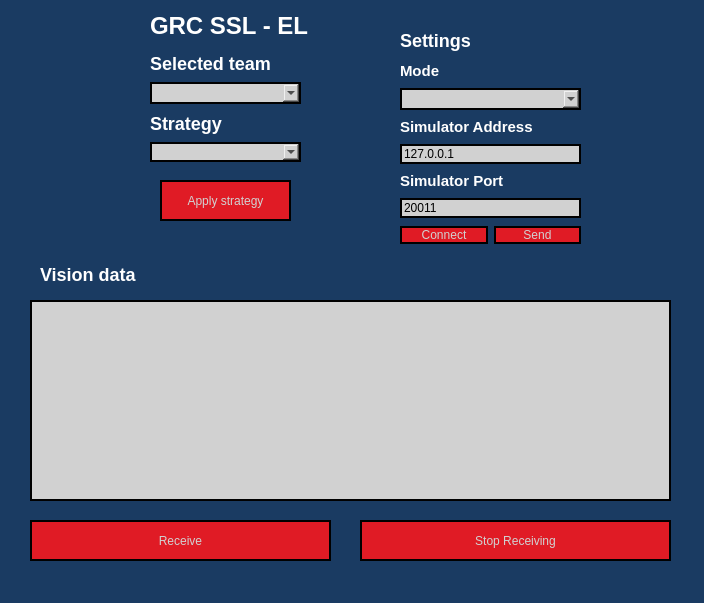
The window that mainwindow.ui (Grupo-de-Robotica-Competitiva-GRC/SSL-GRC) describes before a commit, drawn with Qt 5.
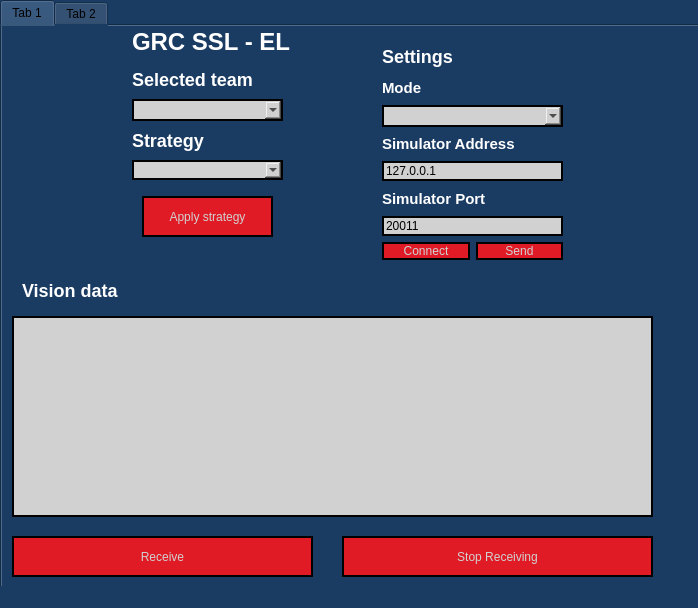
The same window after the commit. Icons and pictures are not drawn.

What changed in the file:
```diff
--- a/mainwindow.ui
+++ b/mainwindow.ui
@@ -6,8 +6,8 @@
    <rect>
     <x>0</x>
     <y>0</y>
-    <width>704</width>
-    <height>603</height>
+    <width>698</width>
+    <height>608</height>
    </rect>
   </property>
   <property name="windowTitle">
@@ -17,11 +17,49 @@
    <string notr="true">background-color: #1A3B62 ;</string>
   </property>
   <widget class="QWidget" name="centralwidget">
+   <widget class="QTabWidget" name="tabWidget">
+    <property name="geometry">
+     <rect>
+      <x>0</x>
+      <y>0</y>
+      <width>721</width>
+      <height>611</height>
+     </rect>
+    </property>
+    <property name="currentIndex">
+     <number>0</number>
+    </property>
+    <widget class="QWidget" name="Config">
+     <attribute name="title">
+      <string>Tab 1</string>
+     </attribute>
+     <widget class="QLabel" name="label_2">
+      <property name="geometry">
+       <rect>
+        <x>130</x>
+        <y>0</y>
+        <width>171</width>
+        <height>31</height>
+       </rect>
+      </property>
+      <property name="styleSheet">
+       <string notr="true">color: #FFFFFF; /* Cor do texto branco */
+background-color: #1A3B62; /* Fundo azul */
+font-size: 24px;
+font-weight: bold;
+
+
+</string>
+      </property>
+      <property name="text">
+       <string>GRC SSL - EL</string>
+      </property>
+     </widget>
    <widget class="QPushButton" name="Receive">
     <property name="geometry">
      <rect>
-      <x>30</x>
-      <y>520</y>
+        <x>10</x>
+        <y>510</y>
       <width>301</width>
       <height>41</height>
      </rect>
@@ -41,35 +79,11 @@
      <string>Receive</string>
     </property>
    </widget>
-   <widget class="QPushButton" name="StopReceiving">
-    <property name="geometry">
-     <rect>
-      <x>360</x>
-      <y>520</y>
-      <width>311</width>
-      <height>41</height>
-     </rect>
-    </property>
-    <property name="styleSheet">
-     <string notr="true">QPushButton {
-           background-color: #E01B25;
-           color: #D1D1D1;
-              border: 2px solid black;
-          }
-          QPushButton:pressed {
-             background-color: #FF5733;  // Cor alterada ao pressionar
-             border: 2px solid #FFD700;  // Alterar a borda ao pressionar
-          }</string>
-    </property>
-    <property name="text">
-     <string>Stop Receiving</string>
-    </property>
-   </widget>
    <widget class="QLabel" name="label">
     <property name="geometry">
      <rect>
-      <x>40</x>
-      <y>266</y>
+        <x>20</x>
+        <y>256</y>
       <width>161</width>
       <height>16</height>
      </rect>
@@ -87,56 +101,12 @@
      <string>Vision data</string>
     </property>
    </widget>
-   <widget class="QLabel" name="label_2">
+     <widget class="QPushButton" name="StopReceiving">
     <property name="geometry">
      <rect>
-      <x>150</x>
-      <y>10</y>
-      <width>171</width>
-      <height>31</height>
-     </rect>
-    </property>
-    <property name="styleSheet">
-     <string notr="true">color: #FFFFFF; /* Cor do texto branco */
-background-color: #1A3B62; /* Fundo azul */
-font-size: 24px;
-font-weight: bold;
-
-
-</string>
-    </property>
-    <property name="text">
-     <string>GRC SSL - EL</string>
-    </property>
-   </widget>
-   <widget class="QLabel" name="label_3">
-    <property name="geometry">
-     <rect>
-      <x>20</x>
-      <y>10</y>
-      <width>111</width>
-      <height>121</height>
-     </rect>
-    </property>
-    <property name="styleSheet">
-     <string notr="true"/>
-    </property>
-    <property name="text">
-     <string/>
-    </property>
-    <property name="pixmap">
-     <pixmap>images/grclogo.png</pixmap>
-    </property>
-    <property name="scaledContents">
-     <bool>true</bool>
-    </property>
-   </widget>
-   <widget class="QPushButton" name="pushButton_5">
-    <property name="geometry">
-     <rect>
-      <x>160</x>
-      <y>180</y>
-      <width>131</width>
+        <x>340</x>
+        <y>510</y>
+        <width>311</width>
       <height>41</height>
      </rect>
     </property>
@@ -158,82 +128,16 @@
           }</string>
     </property>
     <property name="text">
-     <string>Apply strategy</string>
-    </property>
-    <property name="checkable">
-     <bool>true</bool>
-    </property>
-    <property name="flat">
-     <bool>true</bool>
-    </property>
-   </widget>
-   <widget class="QLabel" name="label_8">
-    <property name="geometry">
-     <rect>
-      <x>400</x>
-      <y>30</y>
-      <width>101</width>
-      <height>21</height>
-     </rect>
-    </property>
-    <property name="styleSheet">
-     <string notr="true">color: #FFFFFF; /* Cor do texto branco */
-background-color: #1A3B62; /* Fundo azul */
-font-size: 18px;
-font-weight: bold;
-
-
-</string>
-    </property>
-    <property name="text">
-     <string>Settings</string>
-    </property>
-   </widget>
-   <widget class="QTextEdit" name="txtInfo">
-    <property name="geometry">
-     <rect>
-      <x>30</x>
-      <y>300</y>
-      <width>641</width>
-      <height>201</height>
-     </rect>
-    </property>
-    <property name="styleSheet">
-     <string notr="true">background-color: #D1D1D1;
-color:  Black;
-border: 2px solid black;
-</string>
-    </property>
-    <property name="verticalScrollBarPolicy">
-     <enum>Qt::ScrollBarAsNeeded</enum>
-    </property>
-    <property name="sizeAdjustPolicy">
-     <enum>QAbstractScrollArea::AdjustToContentsOnFirstShow</enum>
-    </property>
-    <property name="readOnly">
-     <bool>true</bool>
-    </property>
-    <property name="html">
-     <string>&lt;!DOCTYPE HTML PUBLIC &quot;-//W3C//DTD HTML 4.0//EN&quot; &quot;http://www.w3.org/TR/REC-html40/strict.dtd&quot;&gt;
-&lt;html&gt;&lt;head&gt;&lt;meta name=&quot;qrichtext&quot; content=&quot;1&quot; /&gt;&lt;style type=&quot;text/css&quot;&gt;
-p, li { white-space: pre-wrap; }
-&lt;/style&gt;&lt;/head&gt;&lt;body style=&quot; font-family:'Ubuntu'; font-size:10pt; font-weight:400; font-style:normal;&quot;&gt;
-&lt;p style=&quot;-qt-paragraph-type:empty; margin-top:0px; margin-bottom:0px; margin-left:0px; margin-right:0px; -qt-block-indent:0; text-indent:0px;&quot;&gt;&lt;br /&gt;&lt;/p&gt;&lt;/body&gt;&lt;/html&gt;</string>
-    </property>
-    <property name="overwriteMode">
-     <bool>true</bool>
-    </property>
-    <property name="tabStopDistance">
-     <double>80.000000000000000</double>
+       <string>Stop Receiving</string>
     </property>
    </widget>
    <widget class="QWidget" name="layoutWidget">
     <property name="geometry">
      <rect>
-      <x>150</x>
-      <y>50</y>
+        <x>130</x>
+        <y>40</y>
       <width>151</width>
-      <height>112</height>
+        <height>114</height>
      </rect>
     </property>
     <layout class="QVBoxLayout" name="verticalLayout">
@@ -314,7 +218,7 @@
           </colorrole>
           <colorrole role="PlaceholderText">
            <brush brushstyle="SolidPattern">
-            <color alpha="255">
+              <color alpha="128">
              <red>0</red>
              <green>0</green>
              <blue>0</blue>
@@ -379,7 +283,7 @@
           </colorrole>
           <colorrole role="PlaceholderText">
            <brush brushstyle="SolidPattern">
-            <color alpha="255">
+              <color alpha="128">
              <red>0</red>
              <green>0</green>
              <blue>0</blue>
@@ -444,7 +348,7 @@
           </colorrole>
           <colorrole role="PlaceholderText">
            <brush brushstyle="SolidPattern">
-            <color alpha="255">
+              <color alpha="128">
              <red>0</red>
              <green>0</green>
              <blue>0</blue>
@@ -540,7 +444,7 @@
           </colorrole>
           <colorrole role="PlaceholderText">
            <brush brushstyle="SolidPattern">
-            <color alpha="255">
+              <color alpha="128">
              <red>0</red>
              <green>0</green>
              <blue>0</blue>
@@ -605,7 +509,7 @@
           </colorrole>
           <colorrole role="PlaceholderText">
            <brush brushstyle="SolidPattern">
-            <color alpha="255">
+              <color alpha="128">
              <red>0</red>
              <green>0</green>
              <blue>0</blue>
@@ -670,7 +574,7 @@
           </colorrole>
           <colorrole role="PlaceholderText">
            <brush brushstyle="SolidPattern">
-            <color alpha="255">
+              <color alpha="128">
              <red>0</red>
              <green>0</green>
              <blue>0</blue>
@@ -690,13 +594,13 @@
      </item>
     </layout>
    </widget>
-   <widget class="QWidget" name="layoutWidget">
+     <widget class="QWidget" name="layoutWidget_2">
     <property name="geometry">
      <rect>
-      <x>400</x>
-      <y>60</y>
+        <x>380</x>
+        <y>50</y>
       <width>181</width>
-      <height>158</height>
+        <height>160</height>
      </rect>
     </property>
     <layout class="QVBoxLayout" name="verticalLayout_3">
@@ -795,11 +699,74 @@
      </item>
     </layout>
    </widget>
-   <widget class="QWidget" name="layoutWidget">
+     <widget class="QTextEdit" name="txtInfo">
     <property name="geometry">
      <rect>
-      <x>400</x>
-      <y>220</y>
+        <x>10</x>
+        <y>290</y>
+        <width>641</width>
+        <height>201</height>
+       </rect>
+      </property>
+      <property name="styleSheet">
+       <string notr="true">background-color: #D1D1D1;
+color:  Black;
+border: 2px solid black;
+</string>
+      </property>
+      <property name="verticalScrollBarPolicy">
+       <enum>Qt::ScrollBarAsNeeded</enum>
+      </property>
+      <property name="sizeAdjustPolicy">
+       <enum>QAbstractScrollArea::AdjustToContentsOnFirstShow</enum>
+      </property>
+      <property name="readOnly">
+       <bool>true</bool>
+      </property>
+      <property name="html">
+       <string>&lt;!DOCTYPE HTML PUBLIC &quot;-//W3C//DTD HTML 4.0//EN&quot; &quot;http://www.w3.org/TR/REC-html40/strict.dtd&quot;&gt;
+&lt;html&gt;&lt;head&gt;&lt;meta name=&quot;qrichtext&quot; content=&quot;1&quot; /&gt;&lt;meta charset=&quot;utf-8&quot; /&gt;&lt;style type=&quot;text/css&quot;&gt;
+p, li { white-space: pre-wrap; }
+hr { height: 1px; border-width: 0; }
+li.unchecked::marker { content: &quot;\2610&quot;; }
+li.checked::marker { content: &quot;\2612&quot;; }
+&lt;/style&gt;&lt;/head&gt;&lt;body style=&quot; font-family:'Ubuntu Sans'; font-size:11pt; font-weight:400; font-style:normal;&quot;&gt;
+&lt;p style=&quot;-qt-paragraph-type:empty; margin-top:0px; margin-bottom:0px; margin-left:0px; margin-right:0px; -qt-block-indent:0; text-indent:0px; font-family:'Ubuntu'; font-size:10pt;&quot;&gt;&lt;br /&gt;&lt;/p&gt;&lt;/body&gt;&lt;/html&gt;</string>
+      </property>
+      <property name="overwriteMode">
+       <bool>true</bool>
+      </property>
+      <property name="tabStopDistance">
+       <double>80.000000000000000</double>
+      </property>
+     </widget>
+     <widget class="QLabel" name="label_3">
+      <property name="geometry">
+       <rect>
+        <x>0</x>
+        <y>0</y>
+        <width>111</width>
+        <height>121</height>
+       </rect>
+      </property>
+      <property name="styleSheet">
+       <string notr="true"/>
+      </property>
+      <property name="text">
+       <string/>
+      </property>
+      <property name="pixmap">
+       <pixmap>images/grclogo.png</pixmap>
+      </property>
+      <property name="scaledContents">
+       <bool>true</bool>
+      </property>
+     </widget>
+     <widget class="QWidget" name="layoutWidget_3">
+      <property name="geometry">
+       <rect>
+        <x>380</x>
+        <y>210</y>
       <width>181</width>
       <height>31</height>
      </rect>
@@ -849,16 +816,71 @@
      </item>
     </layout>
    </widget>
-  </widget>
-  <widget class="QMenuBar" name="menubar">
+     <widget class="QPushButton" name="pushButton_5">
+      <property name="geometry">
+       <rect>
+        <x>140</x>
+        <y>170</y>
+        <width>131</width>
+        <height>41</height>
+       </rect>
+      </property>
+      <property name="mouseTracking">
+       <bool>true</bool>
+      </property>
+      <property name="tabletTracking">
+       <bool>true</bool>
+      </property>
+      <property name="styleSheet">
+       <string notr="true">QPushButton {
+           background-color: #E01B25;
+           color: #D1D1D1;
+              border: 2px solid black;
+          }
+          QPushButton:pressed {
+             background-color: #FF5733;  // Cor alterada ao pressionar
+             border: 2px solid #FFD700;  // Alterar a borda ao pressionar
+          }</string>
+      </property>
+      <property name="text">
+       <string>Apply strategy</string>
+      </property>
+      <property name="checkable">
+       <bool>true</bool>
+      </property>
+      <property name="flat">
+       <bool>true</bool>
+      </property>
+     </widget>
+     <widget class="QLabel" name="label_8">
    <property name="geometry">
     <rect>
-     <x>0</x>
-     <y>0</y>
-     <width>704</width>
-     <height>22</height>
-    </rect>
-   </property>
+        <x>380</x>
+        <y>20</y>
+        <width>101</width>
+        <height>21</height>
+       </rect>
+      </property>
+      <property name="styleSheet">
+       <string notr="true">color: #FFFFFF; /* Cor do texto branco */
+background-color: #1A3B62; /* Fundo azul */
+font-size: 18px;
+font-weight: bold;
+
+
+</string>
+      </property>
+      <property name="text">
+       <string>Settings</string>
+      </property>
+     </widget>
+    </widget>
+    <widget class="QWidget" name="Visual">
+     <attribute name="title">
+      <string>Tab 2</string>
+     </attribute>
+    </widget>
+   </widget>
   </widget>
   <widget class="QStatusBar" name="statusbar"/>
  </widget>
```
Left out of the diff: 6 changed lines with no effect on the pictures. Lines whose indentation alone changed are shown as unchanged.
